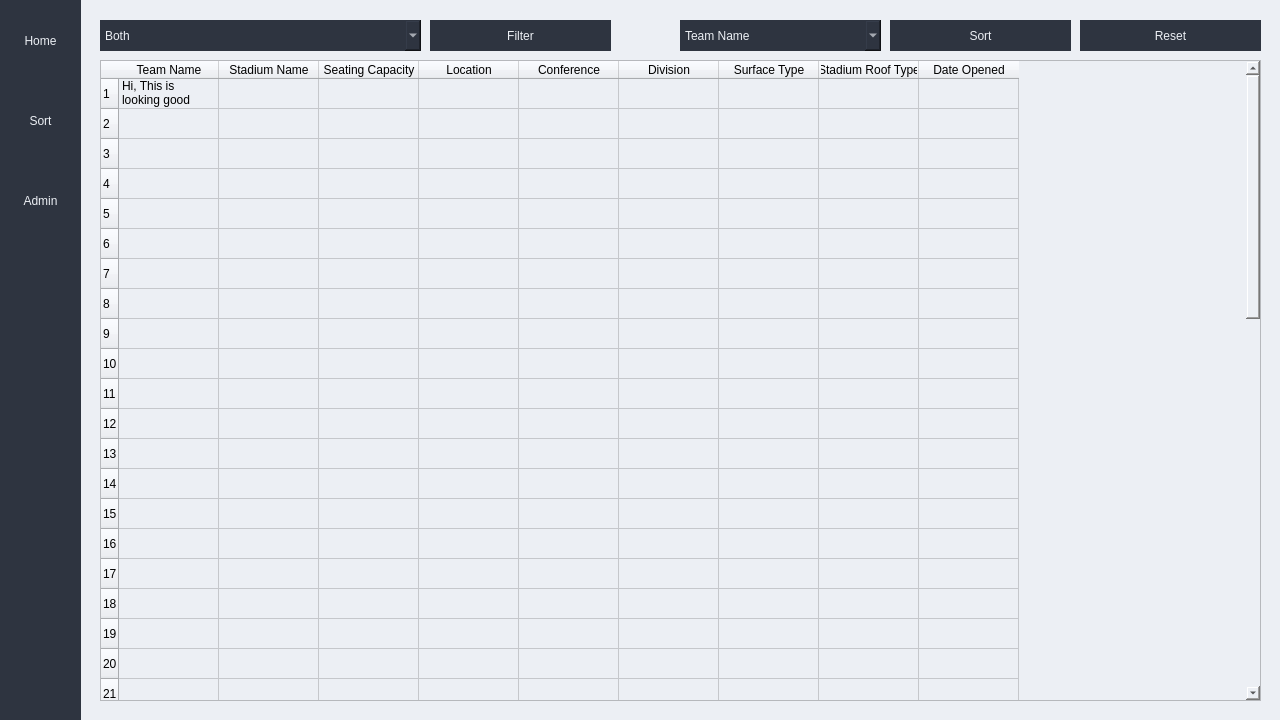
First picture: the form in mainwindow.ui, repository josharaedwards/CS1C-Project-1, before the edit.
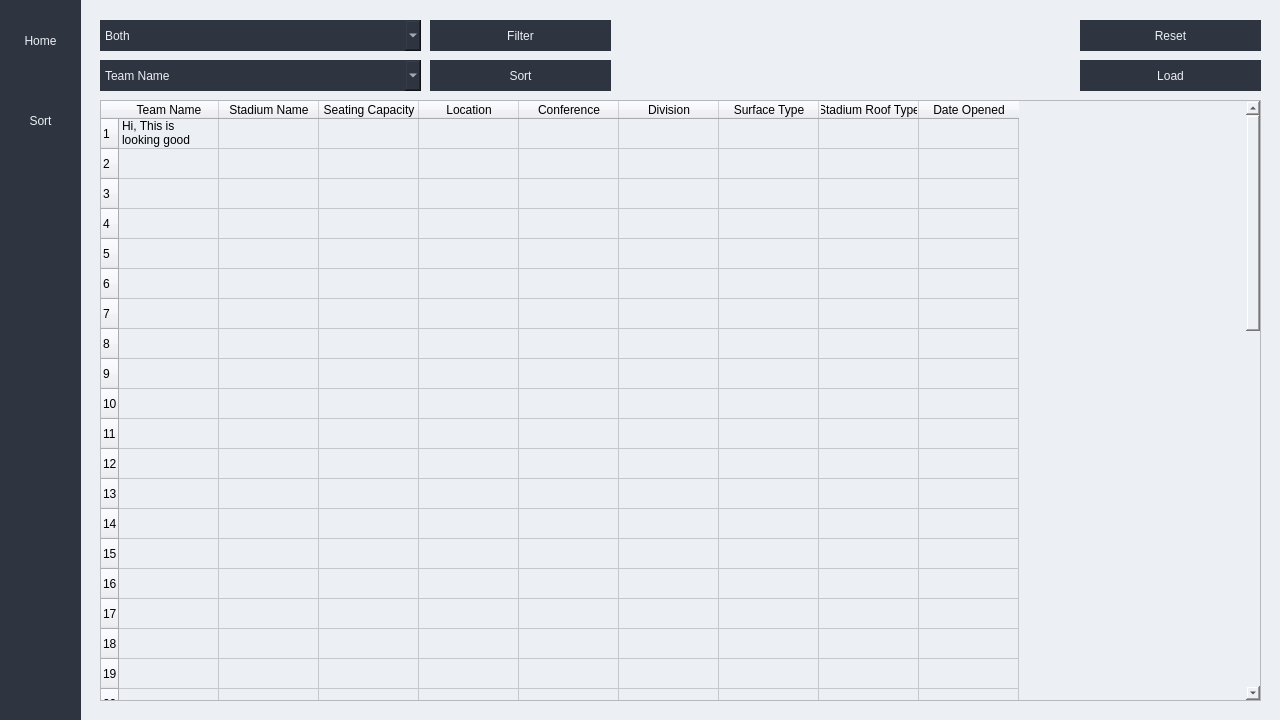
Second picture: the form after the edit.

Commit message: Finish admin GUI & functionality

What changed in the file:
```diff
--- a/mainwindow.ui
+++ b/mainwindow.ui
@@ -139,46 +139,6 @@
       <string>Sort</string>
      </property>
     </widget>
-    <widget class="QPushButton" name="adminBtn">
-     <property name="geometry">
-      <rect>
-       <x>0</x>
-       <y>160</y>
-       <width>81</width>
-       <height>81</height>
-      </rect>
-     </property>
-     <property name="minimumSize">
-      <size>
-       <width>81</width>
-       <height>81</height>
-      </size>
-     </property>
-     <property name="maximumSize">
-      <size>
-       <width>111</width>
-       <height>81</height>
-      </size>
-     </property>
-     <property name="styleSheet">
-      <string notr="true">QPushButton {
-	border:none;
-	font: 75 12pt &quot;Consolas&quot;;
-	background-color: rgb(46, 52, 64);
-	color: rgb(236, 239, 244);
-}
-
-QPushButton:hover {
-	border:none;
-	font: 75 12pt &quot;Consolas&quot;;
-	background-color: rgb(236, 239, 244);
-	color: rgb(46, 52, 64);
-}</string>
-     </property>
-     <property name="text">
-      <string>Admin</string>
-     </property>
-    </widget>
    </widget>
    <widget class="QWidget" name="contentContainer" native="true">
     <property name="geometry">
@@ -282,9 +242,9 @@
      <widget class="QComboBox" name="dataSortDropdown">
       <property name="geometry">
        <rect>
-        <x>590</x>
-        <y>10</y>
-        <width>201</width>
+        <x>10</x>
+        <y>50</y>
+        <width>321</width>
         <height>31</height>
        </rect>
       </property>
@@ -320,8 +280,8 @@
      <widget class="QPushButton" name="dataSortBtn">
       <property name="geometry">
        <rect>
-        <x>800</x>
-        <y>10</y>
+        <x>340</x>
+        <y>50</y>
         <width>181</width>
         <height>31</height>
        </rect>
@@ -410,9 +370,9 @@
       <property name="geometry">
        <rect>
         <x>10</x>
-        <y>50</y>
+        <y>90</y>
         <width>1161</width>
-        <height>641</height>
+        <height>601</height>
        </rect>
       </property>
       <row>
@@ -744,6 +704,34 @@
        <string>Reset</string>
       </property>
      </widget>
+     <widget class="QPushButton" name="dataLoadBtn">
+      <property name="geometry">
+       <rect>
+        <x>990</x>
+        <y>50</y>
+        <width>181</width>
+        <height>31</height>
+       </rect>
+      </property>
+      <property name="styleSheet">
+       <string notr="true">QPushButton {
+	border:none;
+	font: 75 12pt &quot;Consolas&quot;;
+	background-color: rgb(46, 52, 64);
+	color: rgb(236, 239, 244);
+}
+
+QPushButton:hover {
+	border:none;
+	font: 75 12pt &quot;Consolas&quot;;
+	background-color: rgb(216, 222, 233);
+	color: rgb(46, 52, 64);
+}</string>
+      </property>
+      <property name="text">
+       <string>Load</string>
+      </property>
+     </widget>
      <zorder>dataSortDropdown</zorder>
      <zorder>dataSortBtn</zorder>
      <zorder>dataFilterDropdown</zorder>
@@ -751,128 +739,6 @@
      <zorder>dataResetBtn</zorder>
      <zorder>tableWidget</zorder>
     </widget>
-    <widget class="QWidget" name="adminContent" native="true">
-     <property name="geometry">
-      <rect>
-       <x>-1</x>
-       <y>-1</y>
-       <width>1181</width>
-       <height>701</height>
-      </rect>
-     </property>
-     <widget class="QWidget" name="loginPanel" native="true">
-      <property name="geometry">
-       <rect>
-        <x>-1</x>
-        <y>-1</y>
-        <width>1181</width>
-        <height>721</height>
-       </rect>
-      </property>
-      <property name="styleSheet">
-       <string notr="true"/>
-      </property>
-      <widget class="QLineEdit" name="adminPwdInput">
-       <property name="geometry">
-        <rect>
-         <x>510</x>
-         <y>300</y>
-         <width>181</width>
-         <height>31</height>
-        </rect>
-       </property>
-       <property name="toolTip">
-        <string>&lt;html&gt;&lt;head/&gt;&lt;body&gt;&lt;p&gt;Enter the administrator's password to modify the data&lt;/p&gt;&lt;/body&gt;&lt;/html&gt;</string>
-       </property>
-       <property name="styleSheet">
-        <string notr="true">font: 75 12pt &quot;Consolas&quot;;</string>
-       </property>
-       <property name="echoMode">
-        <enum>QLineEdit::Password</enum>
-       </property>
-       <property name="alignment">
-        <set>Qt::AlignCenter</set>
-       </property>
-       <property name="placeholderText">
-        <string>Password</string>
-       </property>
-       <property name="clearButtonEnabled">
-        <bool>false</bool>
-       </property>
-      </widget>
-      <widget class="QPushButton" name="loginBtn">
-       <property name="geometry">
-        <rect>
-         <x>510</x>
-         <y>340</y>
-         <width>181</width>
-         <height>31</height>
-        </rect>
-       </property>
-       <property name="styleSheet">
-        <string notr="true">QPushButton {
-	border:none;
-	font: 75 12pt &quot;Consolas&quot;;
-	background-color: rgb(46, 52, 64);
-	color: rgb(236, 239, 244);
-}
-
-QPushButton:hover {
-	border:none;
-	font: 75 12pt &quot;Consolas&quot;;
-	background-color: rgb(216, 222, 233);
-	color: rgb(46, 52, 64);
-}</string>
-       </property>
-       <property name="text">
-        <string>Login</string>
-       </property>
-      </widget>
-      <widget class="QPushButton" name="clearBtn">
-       <property name="geometry">
-        <rect>
-         <x>510</x>
-         <y>380</y>
-         <width>181</width>
-         <height>31</height>
-        </rect>
-       </property>
-       <property name="styleSheet">
-        <string notr="true">QPushButton {
-	border:none;
-	font: 75 12pt &quot;Consolas&quot;;
-	background-color: rgb(46, 52, 64);
-	color: rgb(236, 239, 244);
-}
-
-QPushButton:hover {
-	border:none;
-	font: 75 12pt &quot;Consolas&quot;;
-	background-color: rgb(216, 222, 233);
-	color: rgb(46, 52, 64);
-}</string>
-       </property>
-       <property name="text">
-        <string>Clear</string>
-       </property>
-      </widget>
-     </widget>
-     <widget class="QWidget" name="adminPanel" native="true">
-      <property name="geometry">
-       <rect>
-        <x>-1</x>
-        <y>0</y>
-        <width>1181</width>
-        <height>701</height>
-       </rect>
-      </property>
-     </widget>
-     <zorder>adminPanel</zorder>
-     <zorder>loginPanel</zorder>
-    </widget>
-    <zorder>homeContent</zorder>
-    <zorder>adminContent</zorder>
-    <zorder>sortContent</zorder>
    </widget>
   </widget>
  </widget>
```
Left out of the diff: 71 changed lines with no effect on the pictures. The commit also changes 7 other files.
